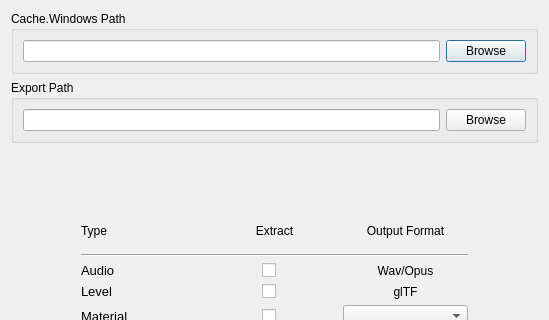
Puxtril/Warframe-Exporter, file ui/Picker.ui: the form before one commit; both pictures show x 0 to 549 and y 0 to 320 of the 549 by 507 pixel window.
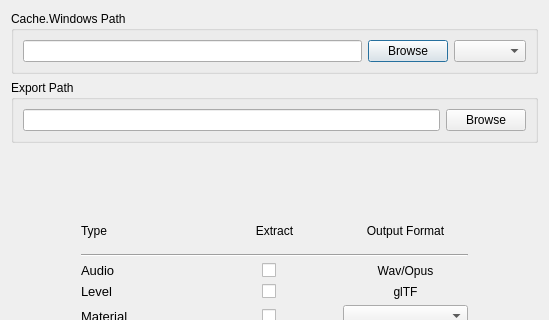
The form after the commit. Icons and pictures are not drawn.

Commit message: Add preset Combobox

Patch:
```diff
--- a/ui/Picker.ui
+++ b/ui/Picker.ui
@@ -42,6 +42,16 @@
         </property>
        </widget>
       </item>
+      <item>
+       <widget class="QComboBox" name="CacheWindowsPresetPicker">
+        <property name="enabled">
+         <bool>true</bool>
+        </property>
+        <property name="editable">
+         <bool>false</bool>
+        </property>
+       </widget>
+      </item>
      </layout>
     </widget>
    </item>
```
The commit also changes 4 other files.
